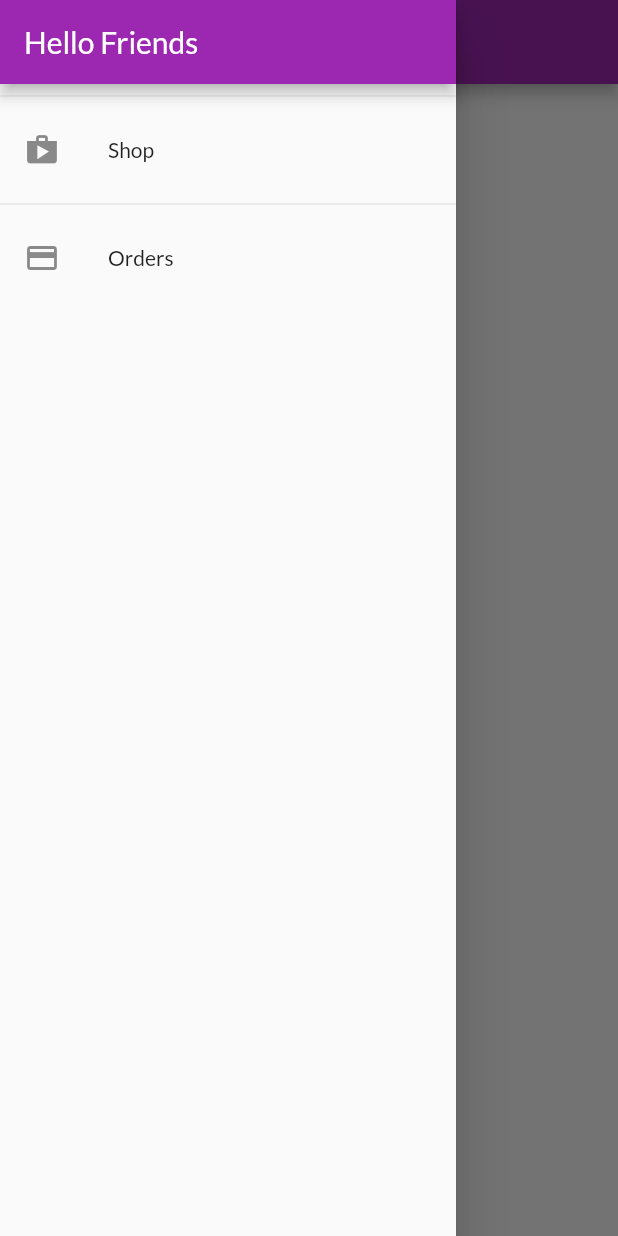
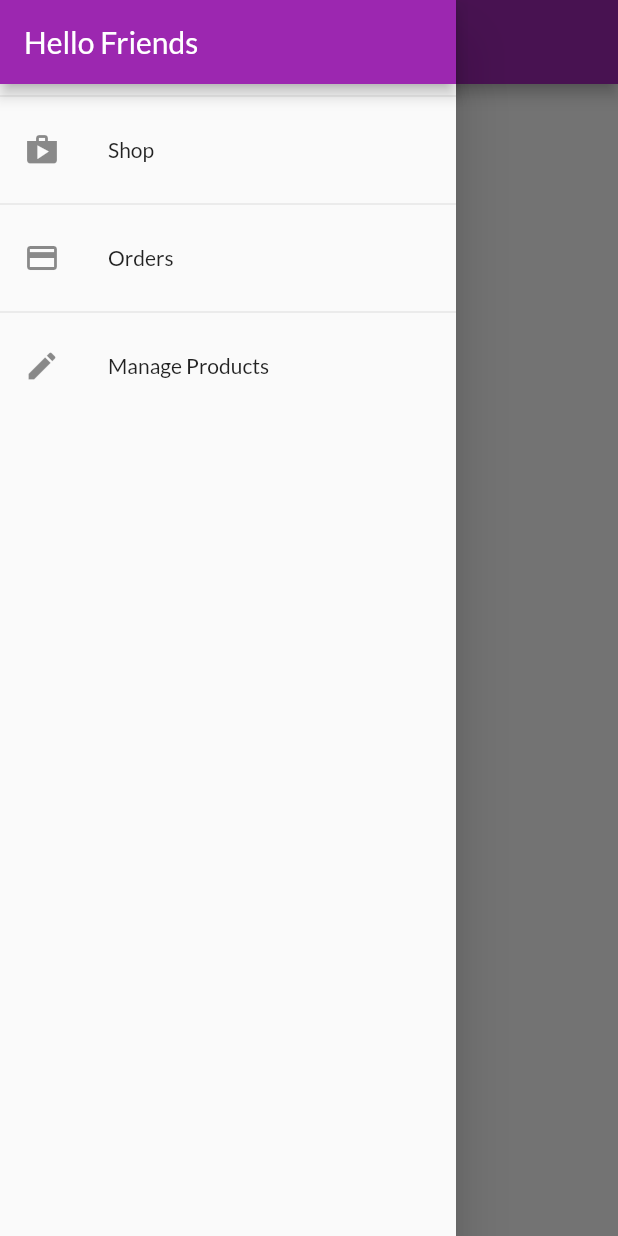
Before and after one commit to GauravSemwal46/Shop-App, a Flutter app: the OrdersScreen screen opened by its route, with the side drawer open, on a phone screen of 412 x 824 dp. Run offline on Flutter 3.47's test engine with Material 2 defaults, Android fonts, the phone set to English and light mode, and no system bars; network calls fail.

Commit message:
add option for manage products in app drawer

```diff
--- a/lib/widgets/app_drawer.dart
+++ b/lib/widgets/app_drawer.dart
@@ -1,5 +1,6 @@
 import 'package:flutter/material.dart';
 import 'package:flutter_shop_app/screens/orders_screen.dart';
+import 'package:flutter_shop_app/screens/user_product_screen.dart';
 
 class AppDrawer extends StatelessWidget {
   const AppDrawer({super.key});
@@ -30,6 +31,15 @@ class AppDrawer extends StatelessWidget {
                   .pushReplacementNamed(OrdersScreen.routeName);
             },
           ),
+          const Divider(),
+          ListTile(
+            leading: const Icon(Icons.edit),
+            title: const Text('Manage Products'),
+            onTap: () {
+              Navigator.of(context)
+                  .pushReplacementNamed(UserProductsScreen.routeName);
+            },
+          ),
         ],
       ),
     );
```
